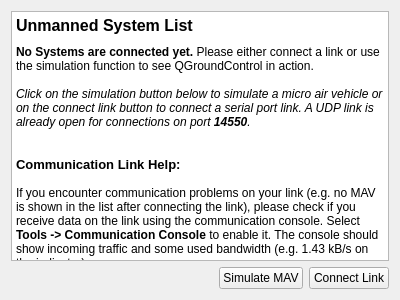
Old version of the form src/ui/uas/QGCUnconnectedInfoWidget.ui in the repository mavlink/qgroundcontrol.
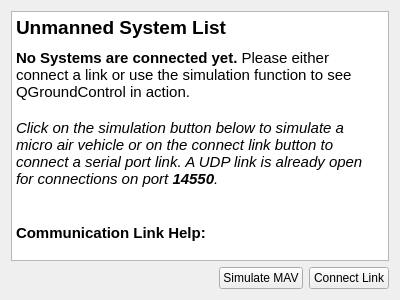
New version of the form.

The edit to the form file:
```diff
--- a/src/ui/uas/QGCUnconnectedInfoWidget.ui
+++ b/src/ui/uas/QGCUnconnectedInfoWidget.ui
@@ -35,20 +35,20 @@
       <string>&lt;!DOCTYPE HTML PUBLIC &quot;-//W3C//DTD HTML 4.0//EN&quot; &quot;http://www.w3.org/TR/REC-html40/strict.dtd&quot;&gt;
 &lt;html&gt;&lt;head&gt;&lt;meta name=&quot;qrichtext&quot; content=&quot;1&quot; /&gt;&lt;style type=&quot;text/css&quot;&gt;
 p, li { white-space: pre-wrap; }
-&lt;/style&gt;&lt;/head&gt;&lt;body style=&quot; font-family:'MS Shell Dlg 2'; font-size:8.25pt; font-weight:400; font-style:normal;&quot;&gt;
+&lt;/style&gt;&lt;/head&gt;&lt;body style=&quot; font-family:'Lucida Grande'; font-size:13pt; font-weight:400; font-style:normal;&quot;&gt;
 &lt;table border=&quot;0&quot; style=&quot;-qt-table-type: root; margin-top:4px; margin-bottom:4px; margin-left:4px; margin-right:4px;&quot;&gt;
 &lt;tr&gt;
 &lt;td style=&quot;border: none;&quot;&gt;
-&lt;p style=&quot; margin-top:0px; margin-bottom:0px; margin-left:0px; margin-right:0px; -qt-block-indent:0; text-indent:0px;&quot;&gt;&lt;span style=&quot; font-family:'Ubuntu'; font-size:12pt; font-weight:600;&quot;&gt;Unmanned System List&lt;/span&gt;&lt;/p&gt;
+&lt;p style=&quot; margin-top:0px; margin-bottom:0px; margin-left:0px; margin-right:0px; -qt-block-indent:0; text-indent:0px;&quot;&gt;&lt;span style=&quot; font-family:'Ubuntu'; font-size:14pt; font-weight:600;&quot;&gt;Unmanned System List&lt;/span&gt;&lt;/p&gt;
 &lt;p style=&quot;-qt-paragraph-type:empty; margin-top:0px; margin-bottom:0px; margin-left:0px; margin-right:0px; -qt-block-indent:0; text-indent:0px; font-family:'Ubuntu'; font-size:6pt; font-weight:600;&quot;&gt;&lt;/p&gt;
-&lt;p style=&quot; margin-top:0px; margin-bottom:0px; margin-left:0px; margin-right:0px; -qt-block-indent:0; text-indent:0px;&quot;&gt;&lt;span style=&quot; font-family:'Ubuntu'; font-size:9pt; font-weight:600;&quot;&gt;No Systems are connected yet.&lt;/span&gt;&lt;span style=&quot; font-family:'Ubuntu'; font-size:9pt;&quot;&gt; Please either connect a link or use the simulation function to see QGroundControl in action.&lt;/span&gt;&lt;/p&gt;
-&lt;p style=&quot;-qt-paragraph-type:empty; margin-top:0px; margin-bottom:0px; margin-left:0px; margin-right:0px; -qt-block-indent:0; text-indent:0px; font-family:'Ubuntu'; font-size:9pt;&quot;&gt;&lt;/p&gt;
-&lt;p style=&quot; margin-top:0px; margin-bottom:0px; margin-left:0px; margin-right:0px; -qt-block-indent:0; text-indent:0px;&quot;&gt;&lt;span style=&quot; font-family:'Ubuntu'; font-size:9pt; font-style:italic;&quot;&gt;Click on the simulation button below to simulate a micro air vehicle or on the connect link button to connect a serial port link. A UDP link is already open for connections on port &lt;/span&gt;&lt;span style=&quot; font-family:'Ubuntu'; font-size:9pt; font-weight:600; font-style:italic;&quot;&gt;14550&lt;/span&gt;&lt;span style=&quot; font-family:'Ubuntu'; font-size:9pt; font-style:italic;&quot;&gt;.&lt;/span&gt;&lt;/p&gt;
-&lt;p style=&quot;-qt-paragraph-type:empty; margin-top:0px; margin-bottom:0px; margin-left:0px; margin-right:0px; -qt-block-indent:0; text-indent:0px; font-family:'Ubuntu'; font-size:9pt; font-style:italic;&quot;&gt;&lt;/p&gt;
-&lt;p style=&quot;-qt-paragraph-type:empty; margin-top:0px; margin-bottom:0px; margin-left:0px; margin-right:0px; -qt-block-indent:0; text-indent:0px; font-family:'Ubuntu'; font-size:9pt; font-style:italic;&quot;&gt;&lt;/p&gt;
-&lt;p style=&quot; margin-top:0px; margin-bottom:0px; margin-left:0px; margin-right:0px; -qt-block-indent:0; text-indent:0px;&quot;&gt;&lt;span style=&quot; font-family:'Ubuntu'; font-size:10pt; font-weight:600;&quot;&gt;Communication Link Help:&lt;/span&gt;&lt;/p&gt;
-&lt;p style=&quot;-qt-paragraph-type:empty; margin-top:0px; margin-bottom:0px; margin-left:0px; margin-right:0px; -qt-block-indent:0; text-indent:0px; font-family:'Ubuntu'; font-size:9pt; font-style:italic;&quot;&gt;&lt;/p&gt;
-&lt;p style=&quot; margin-top:0px; margin-bottom:0px; margin-left:0px; margin-right:0px; -qt-block-indent:0; text-indent:0px;&quot;&gt;&lt;span style=&quot; font-family:'Ubuntu'; font-size:9pt;&quot;&gt;If you encounter communication problems on your link (e.g. no MAV is shown in the list after connecting the link), please check if you receive data on the link using the communication console. Select &lt;/span&gt;&lt;span style=&quot; font-family:'Ubuntu'; font-size:9pt; font-weight:600;&quot;&gt;Tools -&amp;gt; Communication Console&lt;/span&gt;&lt;span style=&quot; font-family:'Ubuntu'; font-size:9pt;&quot;&gt; to enable it. The console should show incoming traffic and some used bandwidth (e.g. 1.43 kB/s on the indicator).&lt;/span&gt;&lt;/p&gt;&lt;/td&gt;&lt;/tr&gt;&lt;/table&gt;&lt;/body&gt;&lt;/html&gt;</string>
+&lt;p style=&quot; margin-top:0px; margin-bottom:0px; margin-left:0px; margin-right:0px; -qt-block-indent:0; text-indent:0px;&quot;&gt;&lt;span style=&quot; font-family:'Ubuntu'; font-size:11pt; font-weight:600;&quot;&gt;No Systems are connected yet.&lt;/span&gt;&lt;span style=&quot; font-family:'Ubuntu'; font-size:11pt;&quot;&gt; Please either connect a link or use the simulation function to see QGroundControl in action.&lt;/span&gt;&lt;/p&gt;
+&lt;p style=&quot;-qt-paragraph-type:empty; margin-top:0px; margin-bottom:0px; margin-left:0px; margin-right:0px; -qt-block-indent:0; text-indent:0px; font-family:'Ubuntu'; font-size:11pt;&quot;&gt;&lt;/p&gt;
+&lt;p style=&quot; margin-top:0px; margin-bottom:0px; margin-left:0px; margin-right:0px; -qt-block-indent:0; text-indent:0px;&quot;&gt;&lt;span style=&quot; font-family:'Ubuntu'; font-size:11pt; font-style:italic;&quot;&gt;Click on the simulation button below to simulate a micro air vehicle or on the connect link button to connect a serial port link. A UDP link is already open for connections on port &lt;/span&gt;&lt;span style=&quot; font-family:'Ubuntu'; font-size:11pt; font-weight:600; font-style:italic;&quot;&gt;14550&lt;/span&gt;&lt;span style=&quot; font-family:'Ubuntu'; font-size:11pt; font-style:italic;&quot;&gt;.&lt;/span&gt;&lt;/p&gt;
+&lt;p style=&quot;-qt-paragraph-type:empty; margin-top:0px; margin-bottom:0px; margin-left:0px; margin-right:0px; -qt-block-indent:0; text-indent:0px; font-family:'Ubuntu'; font-size:11pt; font-style:italic;&quot;&gt;&lt;/p&gt;
+&lt;p style=&quot;-qt-paragraph-type:empty; margin-top:0px; margin-bottom:0px; margin-left:0px; margin-right:0px; -qt-block-indent:0; text-indent:0px; font-family:'Ubuntu'; font-size:11pt; font-style:italic;&quot;&gt;&lt;/p&gt;
+&lt;p style=&quot; margin-top:0px; margin-bottom:0px; margin-left:0px; margin-right:0px; -qt-block-indent:0; text-indent:0px;&quot;&gt;&lt;span style=&quot; font-family:'Ubuntu'; font-size:11pt; font-weight:600;&quot;&gt;Communication Link Help:&lt;/span&gt;&lt;/p&gt;
+&lt;p style=&quot;-qt-paragraph-type:empty; margin-top:0px; margin-bottom:0px; margin-left:0px; margin-right:0px; -qt-block-indent:0; text-indent:0px; font-family:'Ubuntu'; font-size:11pt; font-style:italic;&quot;&gt;&lt;/p&gt;
+&lt;p style=&quot; margin-top:0px; margin-bottom:0px; margin-left:0px; margin-right:0px; -qt-block-indent:0; text-indent:0px;&quot;&gt;&lt;span style=&quot; font-family:'Ubuntu'; font-size:11pt;&quot;&gt;If you encounter communication problems on your link (e.g. no MAV is shown in the list after connecting the link), please check if you receive data on the link using the communication console. Select &lt;/span&gt;&lt;span style=&quot; font-family:'Ubuntu'; font-size:11pt; font-weight:600;&quot;&gt;Tools -&amp;gt; Communication Console&lt;/span&gt;&lt;span style=&quot; font-family:'Ubuntu'; font-size:11pt;&quot;&gt; to enable it. The console should show incoming traffic and some used bandwidth (e.g. 1.43 kB/s on the indicator).&lt;/span&gt;&lt;/p&gt;&lt;/td&gt;&lt;/tr&gt;&lt;/table&gt;&lt;/body&gt;&lt;/html&gt;</string>
      </property>
     </widget>
    </item>
```
